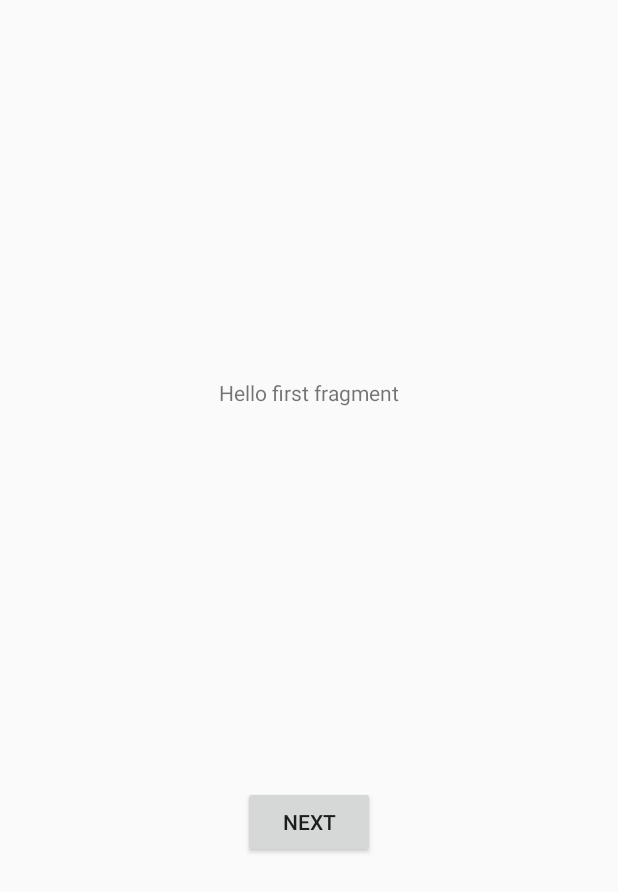
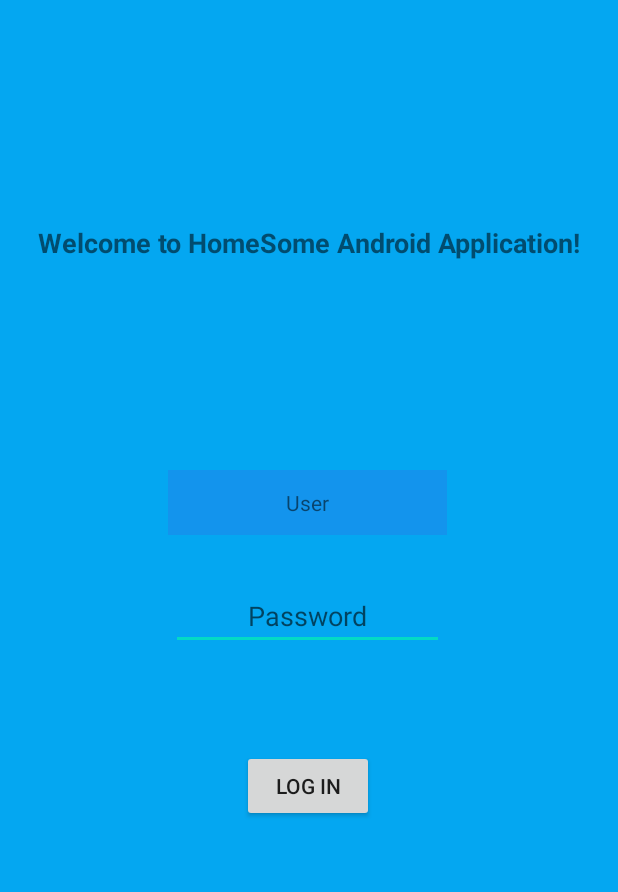
Before and after one commit to homesome-se2/android, an Android app: the layout fragment_first.xml on its own in the app's theme, with its tools: preview values and no code run, on a phone screen of 412 x 824 dp. Shown: the top 892 px of the screen. Run offline under Robolectric (Android 15) with nearby library versions, the phone set to English and light mode, and no system bars.

Commit message:
Login UI

```diff
--- a/android_team/app/src/main/java/models/TemplateModel.java
+++ b/android_team/app/src/main/java/models/TemplateModel.java
@@ -15,7 +15,6 @@
 }
 
 public int getType(){
-
     return type;
 }
 
--- a/android_team/app/src/main/res/layout/fragment_first.xml
+++ b/android_team/app/src/main/res/layout/fragment_first.xml
@@ -4,25 +4,68 @@
     xmlns:tools="http://schemas.android.com/tools"
     android:layout_width="match_parent"
     android:layout_height="match_parent"
+    android:background="#04A7F1"
+    android:foregroundGravity="center_horizontal"
     tools:context=".FirstFragment">
 
     <TextView
-        android:id="@+id/textview_first"
-        android:layout_width="wrap_content"
+        android:id="@+id/txtWelcome"
+        android:layout_width="409dp"
         android:layout_height="wrap_content"
-        android:text="@string/hello_first_fragment"
-        app:layout_constraintBottom_toTopOf="@id/button_first"
-        app:layout_constraintEnd_toEndOf="parent"
-        app:layout_constraintStart_toStartOf="parent"
-        app:layout_constraintTop_toTopOf="parent" />
-
-    <Button
-        android:id="@+id/button_first"
-        android:layout_width="wrap_content"
-        android:layout_height="wrap_content"
-        android:text="@string/next"
+        android:layout_marginTop="61dp"
+        android:autoText="false"
+        android:focusableInTouchMode="false"
+        android:gravity="center"
+        android:text="Welcome to HomeSome Android Application!"
+        android:textAllCaps="false"
+        android:textIsSelectable="false"
+        android:textSize="18sp"
+        android:textStyle="bold"
         app:layout_constraintBottom_toBottomOf="parent"
         app:layout_constraintEnd_toEndOf="parent"
         app:layout_constraintStart_toStartOf="parent"
-        app:layout_constraintTop_toBottomOf="@id/textview_first" />
+        app:layout_constraintTop_toTopOf="parent"
+        app:layout_constraintVertical_bias="0.119" />
+
+    <EditText
+        android:id="@+id/passwordField"
+        android:layout_width="182dp"
+        android:layout_height="44dp"
+        android:ems="10"
+        android:gravity="center_horizontal"
+        android:hint="Password"
+        android:inputType="textPassword"
+        app:layout_constraintBottom_toBottomOf="parent"
+        app:layout_constraintEnd_toEndOf="parent"
+        app:layout_constraintHorizontal_bias="0.497"
+        app:layout_constraintStart_toStartOf="parent"
+        app:layout_constraintTop_toTopOf="parent"
+        app:layout_constraintVertical_bias="0.499" />
+
+    <TextView
+        android:id="@+id/txtViewUsr"
+        android:layout_width="186dp"
+        android:layout_height="43dp"
+        android:autoText="false"
+        android:background="#1394ED"
+        android:gravity="center"
+        android:text="User"
+        app:layout_constraintBottom_toTopOf="@+id/passwordField"
+        app:layout_constraintEnd_toEndOf="parent"
+        app:layout_constraintHorizontal_bias="0.497"
+        app:layout_constraintStart_toStartOf="parent"
+        app:layout_constraintTop_toBottomOf="@+id/txtWelcome"
+        app:layout_constraintVertical_bias="0.811" />
+
+    <Button
+        android:id="@+id/btnLogin"
+        android:layout_width="wrap_content"
+        android:layout_height="wrap_content"
+        android:text="Log In"
+        app:layout_constraintBottom_toBottomOf="parent"
+        app:layout_constraintEnd_toEndOf="parent"
+        app:layout_constraintHorizontal_bias="0.498"
+        app:layout_constraintStart_toStartOf="parent"
+        app:layout_constraintTop_toTopOf="parent"
+        app:layout_constraintVertical_bias="0.644" />
 </androidx.constraintlayout.widget.ConstraintLayout>
```
